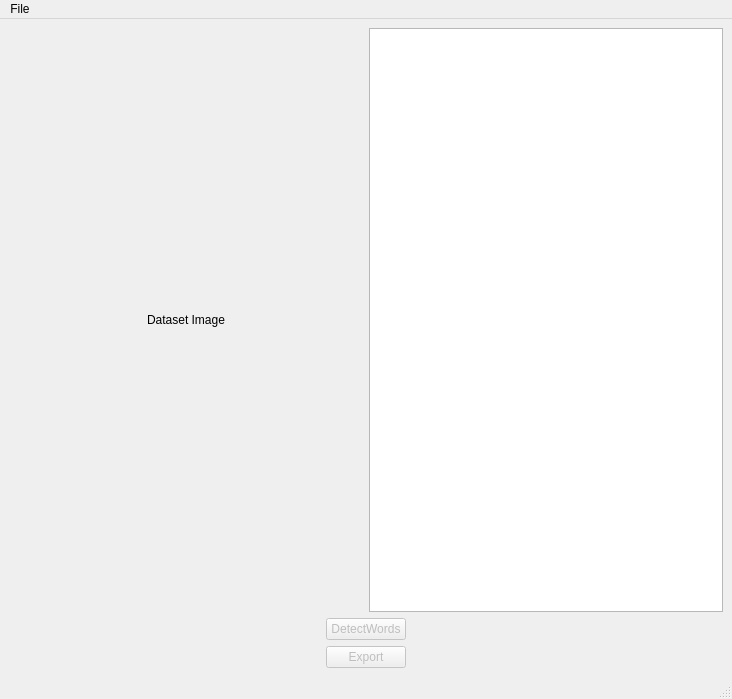
The window that src/Ui/CivilRegistryAnalyzer.ui (PlathC/VitalRecordAnalyser) describes before a commit, drawn with Qt 5.
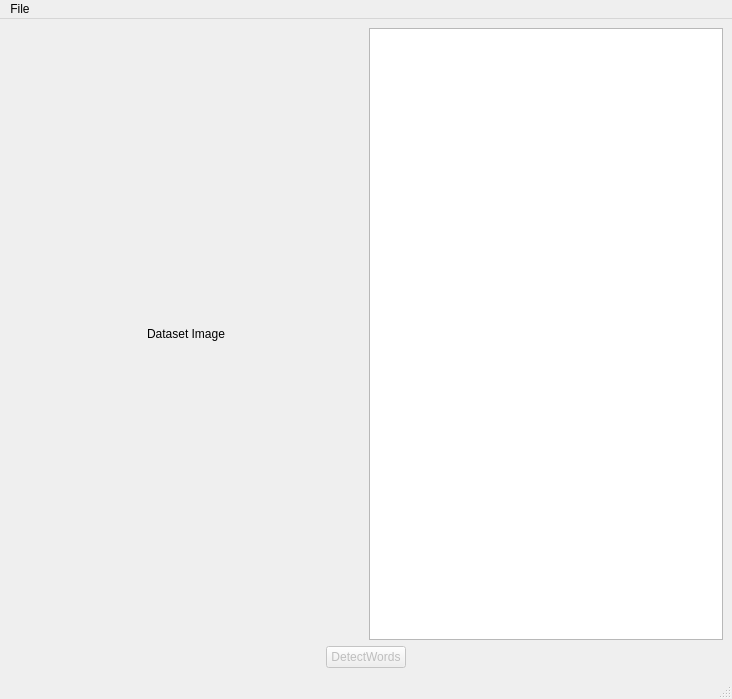
The same window after the commit.

What changed in the file:
```diff
--- a/src/Ui/CivilRegistryAnalyzer.ui
+++ b/src/Ui/CivilRegistryAnalyzer.ui
@@ -54,8 +54,7 @@
          <bool>true</bool>
         </property>
         <property name="plainText">
-         <string>
-</string>
+         <string/>
         </property>
        </widget>
       </item>
@@ -83,22 +82,6 @@
       </property>
      </widget>
     </item>
-    <item alignment="Qt::AlignHCenter">
-     <widget class="QPushButton" name="m_pbExportDetectedText">
-      <property name="enabled">
-       <bool>false</bool>
-      </property>
-      <property name="sizePolicy">
-       <sizepolicy hsizetype="Fixed" vsizetype="Fixed">
-        <horstretch>0</horstretch>
-        <verstretch>0</verstretch>
-       </sizepolicy>
-      </property>
-      <property name="text">
-       <string>Export</string>
-      </property>
-     </widget>
-    </item>
    </layout>
   </widget>
   <widget class="QMenuBar" name="menubar">
```
Left out of the diff: 2 changed lines with no effect on the pictures.
